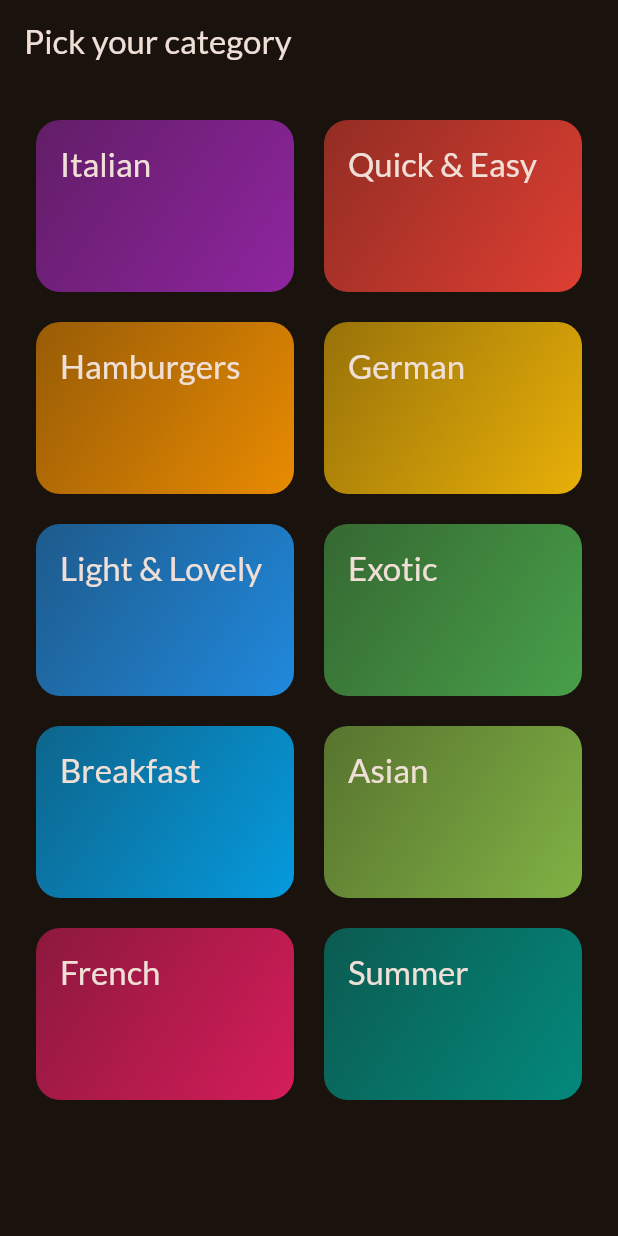
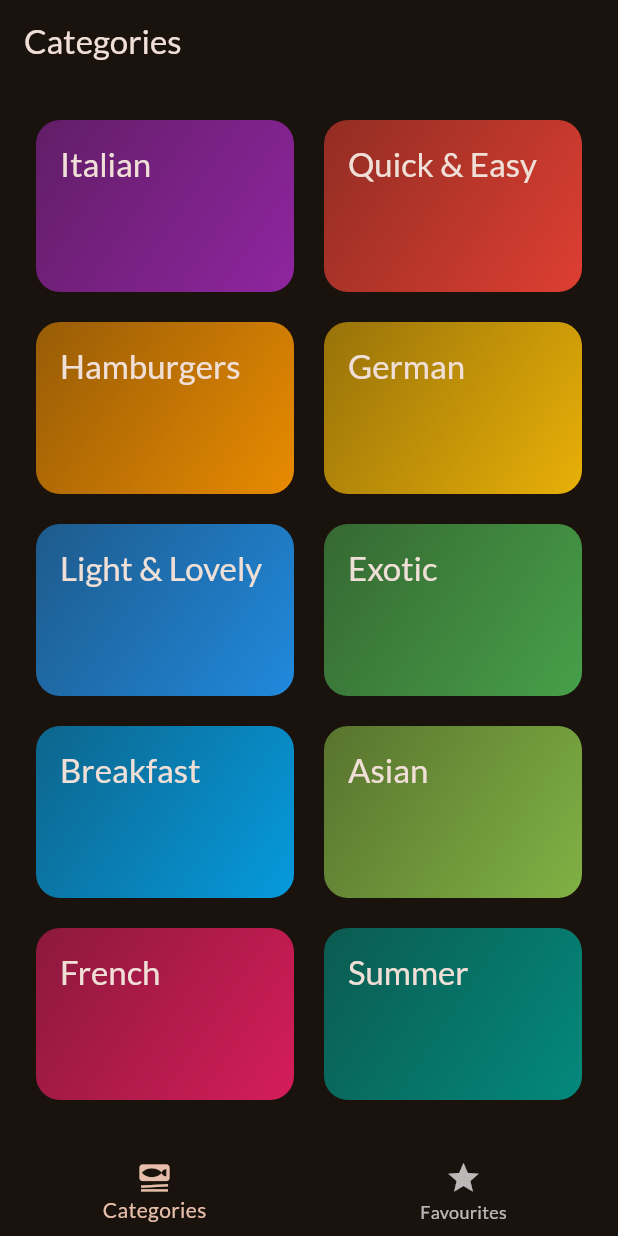
Before and after one commit to AmishaParmar/flutter_meals_app, a Flutter app: the screen it shows after launch, on a phone screen of 412 x 824 dp. Run offline on Flutter 3.47's test engine with Material 3 defaults, Android fonts, the phone set to English and light mode, and no system bars; our stand-ins replace google_fonts, transparent_image.

Commit message:
Added state management

```diff
--- a/lib/main.dart
+++ b/lib/main.dart
@@ -1,7 +1,7 @@
 import 'package:flutter/material.dart';
 
 import 'package:google_fonts/google_fonts.dart';
-import 'package:meals_app/screens/categories.dart';
+import 'package:meals_app/screens/tabs.dart';
 
 final theme = ThemeData(
   useMaterial3: true,
@@ -23,7 +23,7 @@ class App extends StatelessWidget {
   Widget build(BuildContext context) {
     return MaterialApp(
       theme: theme,
-      home: const CategoriesScreen(),
+      home: const TabsScreen(),
     );
   }
 }
--- a/lib/screens/categories.dart
+++ b/lib/screens/categories.dart
@@ -25,11 +25,7 @@ class CategoriesScreen extends StatelessWidget {
 
   @override
   Widget build(BuildContext context) {
-    return Scaffold(
-      appBar: AppBar(
-        title: const Text('Pick your category'),
-      ),
-      body: GridView(
+    return GridView(
       padding: const EdgeInsets.all(24),
       gridDelegate: const SliverGridDelegateWithFixedCrossAxisCount(
           crossAxisCount: 2,
@@ -46,7 +42,6 @@ class CategoriesScreen extends StatelessWidget {
             },
           ),
       ],
-      ),
     );
   }
 }
--- a/lib/screens/tabs.dart
+++ b/lib/screens/tabs.dart
@@ -1,4 +1,6 @@
 import 'package:flutter/material.dart';
+import 'package:meals_app/screens/categories.dart';
+import 'package:meals_app/screens/meals.dart';
 
 class TabsScreen extends StatefulWidget {
   const TabsScreen({super.key});
@@ -18,13 +20,22 @@ class _TabsScreenState extends State<TabsScreen> {
 
   @override
   Widget build(BuildContext context) {
+    Widget activepage = const CategoriesScreen();
+    var activePageTitle = "Categories";
+
+    if (_selectedPageIndex == 1) {
+      activepage = const MealsScreen(meals: []);
+      activePageTitle = "Your Favourites";
+    }
+
     return Scaffold(
       appBar: AppBar(
-        title:const Text('Dynamic..'),
+        title: Text(activePageTitle),
       ),
-      //body: ...,
+      body: activepage,
       bottomNavigationBar: BottomNavigationBar(
         onTap: _selectPage,
+        currentIndex: _selectedPageIndex,
         items: const [
           BottomNavigationBarItem(
               icon: Icon(Icons.set_meal), label: 'Categories'),
```
Also changed, not shown: lib/screens/meal_details.dart (+12 -9 lines), lib/screens/meals.dart (+7 -4 lines). Lines whose indentation alone changed are shown as unchanged.
